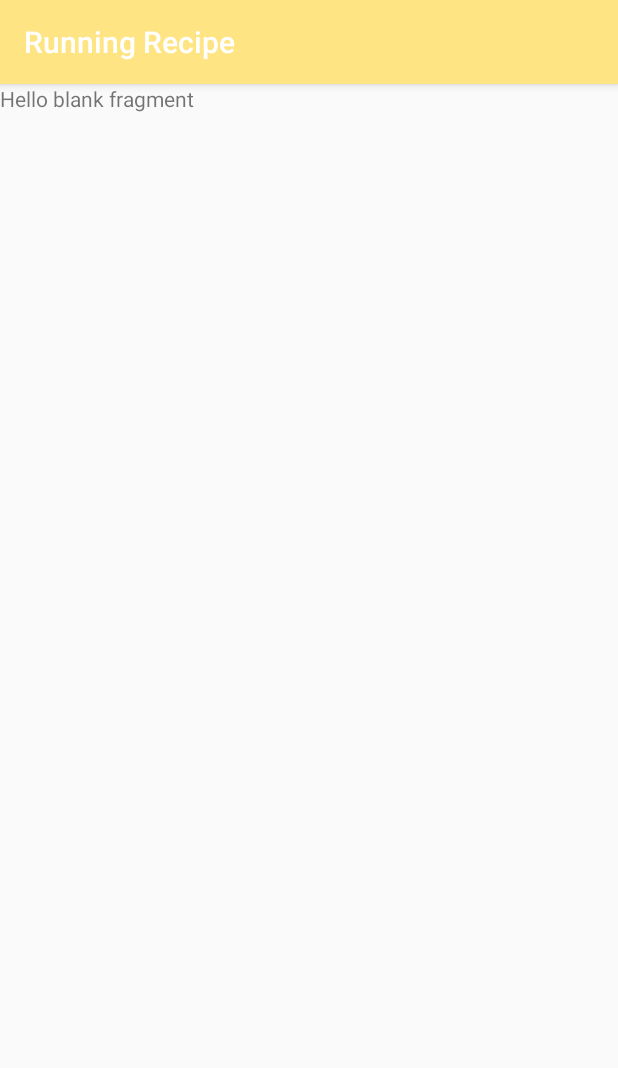
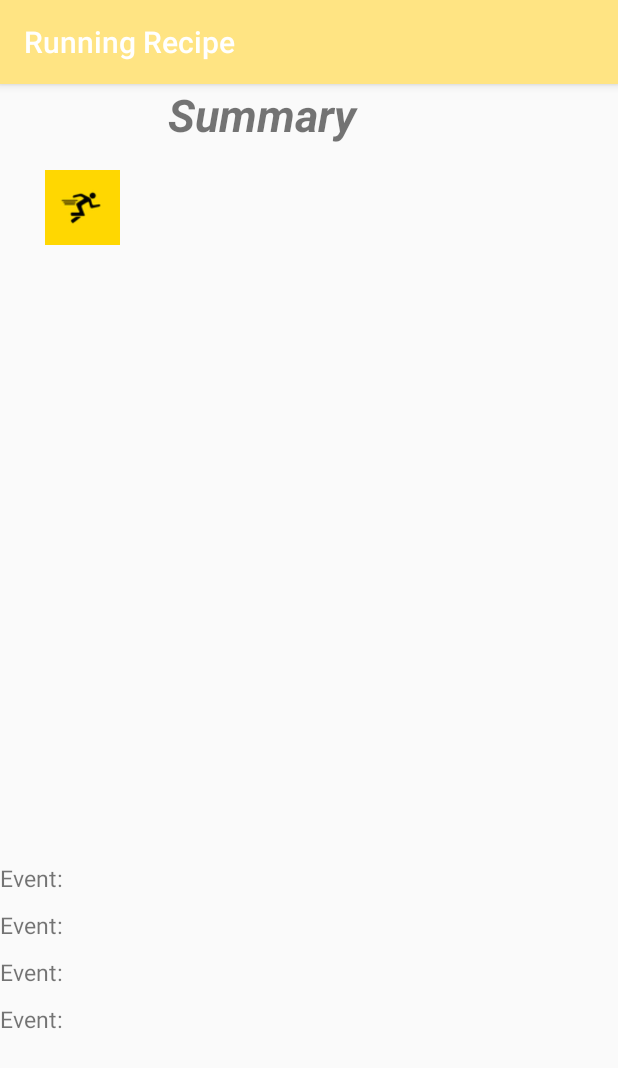
Before and after one commit to amyze/Android-RunRecipe-Project, an Android app: the fragment FitbitFragment shown on its own in the app's theme, on a phone screen of 412 x 824 dp. Shown: the top 1068 px of the screen. Run offline under Robolectric (Android 15) with nearby library versions, the phone set to English and light mode, and no system bars.

Commit message:
Add Fitbit logo

```diff
--- a/hwrr/app/src/main/java/xzheng2/cmu/edu/hw3/View/FitbitFragment.java
+++ b/hwrr/app/src/main/java/xzheng2/cmu/edu/hw3/View/FitbitFragment.java
@@ -6,6 +6,7 @@ import android.support.v4.app.Fragment;
 import android.view.LayoutInflater;
 import android.view.View;
 import android.view.ViewGroup;
+import android.widget.ImageView;
 
 import xzheng2.cmu.edu.hw3.R;
 
@@ -64,7 +65,10 @@ public class FitbitFragment extends Fragment {
     public View onCreateView(LayoutInflater inflater, ViewGroup container,
                              Bundle savedInstanceState) {
         // Inflate the layout for this fragment
-        return inflater.inflate(R.layout.fragment_fitbit, container, false);
+        View rootView = inflater.inflate(R.layout.fragment_fitbit, container, false);
+        ImageView fitlog = (ImageView)rootView.findViewById(R.id.fitlog);
+        fitlog.setImageResource(R.drawable.ic_launcher);
+        return rootView;
     }
 
     // TODO: Rename method, update argument and hook method into UI event
--- a/hwrr/app/src/main/res/layout/fragment_fitbit.xml
+++ b/hwrr/app/src/main/res/layout/fragment_fitbit.xml
@@ -5,9 +5,67 @@
     tools:context="xzheng2.cmu.edu.hw3.View.FitbitFragment">
 
     <!-- TODO: Update blank fragment layout -->
-    <TextView
+
+    <TableLayout
         android:layout_width="match_parent"
-        android:layout_height="match_parent"
-        android:text="@string/hello_blank_fragment" />
+        android:layout_height="259dp"
+        android:layout_gravity="center_horizontal|bottom">
+        <TableRow android:id="@+id/titleRow"
+            android:layout_width="match_parent"
+            android:layout_height="wrap_content">
+            <TextView android:id="@+id/logLabelTextView"
+                android:text="Event: "  android:paddingTop="10dp" android:textSize="15sp"></TextView>
+            <TextView android:id="@+id/logTextView" android:paddingTop="10dp" android:textColor="@android:color/black" android:textSize="15sp" >
+            </TextView>
+        </TableRow>
+        <TableRow android:id="@+id/firstRow"
+            android:layout_width="match_parent"
+            android:layout_height="wrap_content">
+            <TextView android:id="@+id/distanceTextView"
+                android:text="Event: "  android:paddingTop="10dp" android:textSize="15sp"></TextView>
+            <TextView android:id="@+id/distance" android:paddingTop="10dp" android:textColor="@android:color/black" android:textSize="15sp" >
+            </TextView>
+        </TableRow>
+        <TableRow android:id="@+id/secondRow"
+            android:layout_width="match_parent"
+            android:layout_height="wrap_content">
+            <TextView android:id="@+id/calTextView"
+                android:text="Event: "  android:paddingTop="10dp" android:textSize="15sp"></TextView>
+            <TextView android:id="@+id/cal" android:paddingTop="10dp" android:textColor="@android:color/black" android:textSize="15sp" >
+            </TextView>
+        </TableRow>
+        <TableRow android:id="@+id/thirdRow"
+            android:layout_width="match_parent"
+            android:layout_height="wrap_content">
+            <TextView android:id="@+id/stepsTextView"
+                android:text="Event: "  android:paddingTop="10dp" android:textSize="15sp"></TextView>
+            <TextView android:id="@+id/steps" android:paddingTop="10dp" android:textColor="@android:color/black" android:textSize="15sp" >
+            </TextView>
+        </TableRow>
+    </TableLayout>
+
+    <LinearLayout
+        android:orientation="vertical"
+        android:layout_width="match_parent"
+        android:layout_height="246dp"
+        android:weightSum="1">
+
+        <TextView
+            android:layout_width="187dp"
+            android:layout_height="wrap_content"
+            android:text="Summary"
+            android:id="@+id/textView3"
+            android:layout_gravity="center_horizontal"
+            android:layout_weight="0.11"
+            android:textSize="30dp"
+            android:textStyle="bold|italic" />
+
+        <ImageView
+            android:layout_width="50dp"
+            android:layout_height="50dp"
+            android:id="@+id/fitlog"
+            android:layout_marginLeft="30dp" />
+
+    </LinearLayout>
 
 </FrameLayout>
```
Also changed, not shown: hwrr/app/src/main/res/drawable/fitbitlogo.png (added).
